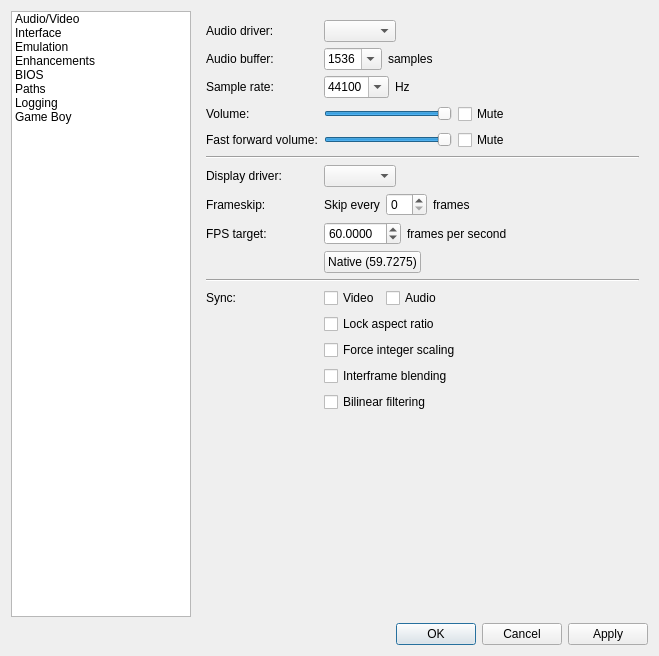
Before: the Qt Designer form Libretro/mgba/src/platform/qt/SettingsView.ui in kiddreads/Avalon-copy2, drawn with Qt 5.
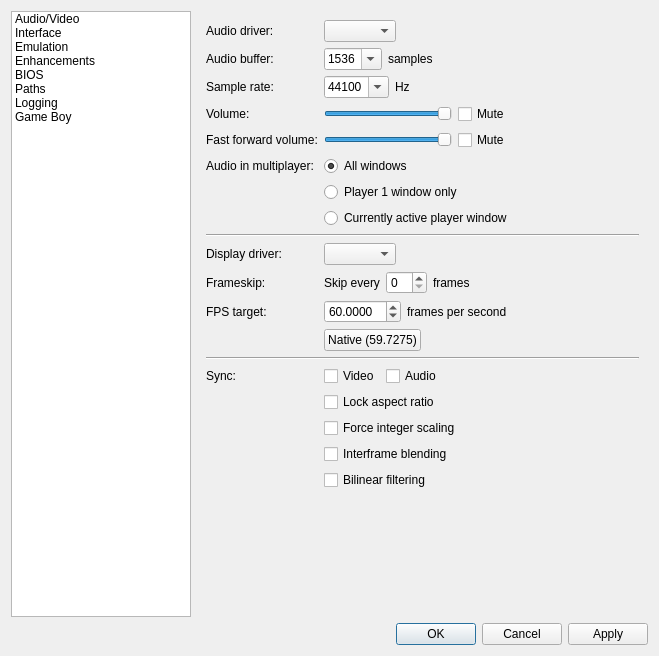
After: the same form once the commit is applied.

Commit message: Qt: Add options to mute inactive or non-P1 multiplayer windows (fixes #857)

The edit to the form file:
```diff
--- a/Libretro/mgba/src/platform/qt/SettingsView.ui
+++ b/Libretro/mgba/src/platform/qt/SettingsView.ui
@@ -313,21 +313,61 @@
          </item>
         </layout>
        </item>
-       <item row="5" column="0" colspan="2">
+       <item row="5" column="0">
+        <widget class="QLabel" name="label_43">
+         <property name="text">
+          <string>Audio in multiplayer:</string>
+         </property>
+        </widget>
+       </item>
+       <item row="5" column="1">
+        <widget class="QRadioButton" name="multiplayerAudioAll">
+         <property name="text">
+          <string>All windows</string>
+         </property>
+         <property name="checked">
+          <bool>true</bool>
+         </property>
+         <attribute name="buttonGroup">
+          <string notr="true">multiplayerAudio</string>
+         </attribute>
+        </widget>
+       </item>
+       <item row="6" column="1">
+        <widget class="QRadioButton" name="multiplayerAudio1">
+         <property name="text">
+          <string>Player 1 window only</string>
+         </property>
+         <attribute name="buttonGroup">
+          <string notr="true">multiplayerAudio</string>
+         </attribute>
+        </widget>
+       </item>
+       <item row="7" column="1">
+        <widget class="QRadioButton" name="multiplayerAudioActive">
+         <property name="text">
+          <string>Currently active player window</string>
+         </property>
+         <attribute name="buttonGroup">
+          <string notr="true">multiplayerAudio</string>
+         </attribute>
+        </widget>
+       </item>
+       <item row="8" column="0" colspan="2">
         <widget class="Line" name="line_4">
          <property name="orientation">
           <enum>Qt::Horizontal</enum>
          </property>
         </widget>
        </item>
-       <item row="6" column="0">
+       <item row="9" column="0">
         <widget class="QLabel" name="label_10">
          <property name="text">
           <string>Display driver:</string>
          </property>
         </widget>
        </item>
-       <item row="6" column="1">
+       <item row="9" column="1">
         <widget class="QComboBox" name="displayDriver">
          <property name="sizePolicy">
           <sizepolicy hsizetype="Expanding" vsizetype="Fixed">
@@ -337,14 +377,14 @@
          </property>
         </widget>
        </item>
-       <item row="7" column="0">
+       <item row="10" column="0">
         <widget class="QLabel" name="label_9">
          <property name="text">
           <string>Frameskip:</string>
          </property>
         </widget>
        </item>
-       <item row="7" column="1">
+       <item row="10" column="1">
         <layout class="QHBoxLayout" name="horizontalLayout_16">
          <item>
           <widget class="QLabel" name="label_12">
@@ -365,14 +405,14 @@
          </item>
         </layout>
        </item>
-       <item row="8" column="0">
+       <item row="11" column="0">
         <widget class="QLabel" name="label_3">
          <property name="text">
           <string>FPS target:</string>
          </property>
         </widget>
        </item>
-       <item row="8" column="1">
+       <item row="11" column="1">
         <layout class="QHBoxLayout" name="horizontalLayout_2">
          <item>
           <widget class="QDoubleSpinBox" name="fpsTarget">
@@ -399,28 +439,28 @@
          </item>
         </layout>
        </item>
-       <item row="9" column="1">
+       <item row="12" column="1">
         <widget class="QPushButton" name="nativeGB">
          <property name="text">
           <string>Native (59.7275)</string>
          </property>
         </widget>
        </item>
-       <item row="10" column="0" colspan="2">
+       <item row="13" column="0" colspan="2">
         <widget class="Line" name="line_5">
          <property name="orientation">
           <enum>Qt::Horizontal</enum>
          </property>
         </widget>
        </item>
-       <item row="11" column="0">
+       <item row="14" column="0">
         <widget class="QLabel" name="label_2">
          <property name="text">
           <string>Sync:</string>
          </property>
         </widget>
        </item>
-       <item row="11" column="1">
+       <item row="14" column="1">
         <layout class="QHBoxLayout" name="horizontalLayout_10">
          <item>
           <widget class="QCheckBox" name="videoSync">
@@ -438,28 +478,28 @@
          </item>
         </layout>
        </item>
-       <item row="12" column="1">
+       <item row="15" column="1">
         <widget class="QCheckBox" name="lockAspectRatio">
          <property name="text">
           <string>Lock aspect ratio</string>
          </property>
         </widget>
        </item>
-       <item row="13" column="1">
+       <item row="16" column="1">
         <widget class="QCheckBox" name="lockIntegerScaling">
          <property name="text">
           <string>Force integer scaling</string>
          </property>
         </widget>
        </item>
-       <item row="14" column="1">
+       <item row="17" column="1">
         <widget class="QCheckBox" name="interframeBlending">
          <property name="text">
           <string>Interframe blending</string>
          </property>
         </widget>
        </item>
-       <item row="15" column="1">
+       <item row="18" column="1">
         <widget class="QCheckBox" name="resampleVideo">
          <property name="text">
           <string>Bilinear filtering</string>
```
Left out of the diff: 1 changed line with no effect on the pictures. The commit also changes 6 other files.
